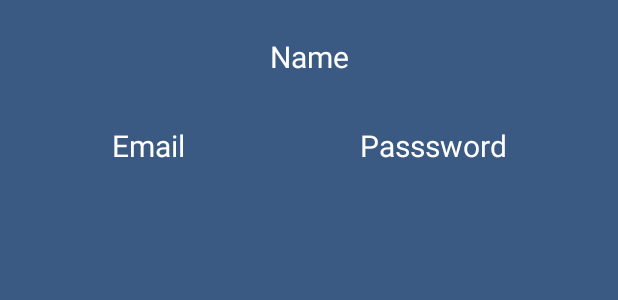
After one commit to tobiridi/mini-projects, an Android app: the layout recycler_view_item_home.xml on its own in the app's theme, with its tools: preview values and no code run, on a phone screen of 412 x 824 dp. The commit adds this screen. Shown: the top 300 px of the screen. Run offline under Robolectric (Android 15) with nearby library versions, the phone set to English and light mode, and no system bars.

Commit message:
add recyclerview implementation + get all accounts from db

```diff
--- a/password_security/app/src/main/java/be/tobiridi/passwordsecurity/data/Account.java
+++ b/password_security/app/src/main/java/be/tobiridi/passwordsecurity/data/Account.java
@@ -6,7 +6,6 @@ import androidx.room.Ignore;
 import androidx.room.PrimaryKey;
 
 import java.io.Serializable;
-import java.security.InvalidParameterException;
 import java.time.LocalDate;
 import java.util.Objects;
 
--- a/password_security/app/src/main/java/be/tobiridi/passwordsecurity/database/AccountDao.java
+++ b/password_security/app/src/main/java/be/tobiridi/passwordsecurity/database/AccountDao.java
@@ -5,6 +5,7 @@ import androidx.room.Dao;
 import androidx.room.Delete;
 import androidx.room.Insert;
 import androidx.room.Query;
+import androidx.room.Transaction;
 import androidx.room.Update;
 
 import java.util.List;
@@ -22,6 +23,7 @@ public interface AccountDao {
     @Delete
     void deleteAccount(Account account);
 
+    @Transaction
     @Query("SELECT id, name, email, password, created, updated FROM accounts")
     LiveData<List<Account>> getAllAccounts();
 }
--- /dev/null
+++ b/password_security/app/src/main/res/layout/recycler_view_item_home.xml
@@ -0,0 +1,54 @@
+<?xml version="1.0" encoding="utf-8"?>
+<TableLayout xmlns:android="http://schemas.android.com/apk/res/android"
+    xmlns:app="http://schemas.android.com/apk/res-auto"
+    xmlns:tools="http://schemas.android.com/tools"
+    android:layout_width="match_parent"
+    android:layout_height="match_parent"
+    android:orientation="vertical"
+    android:shrinkColumns="0,1"
+    android:stretchColumns="0,1"
+    android:padding="16dp"
+    android:background="@color/primary">
+
+    <TableRow
+        android:layout_width="match_parent"
+        android:layout_height="match_parent">
+
+        <TextView
+            android:id="@+id/accountName"
+            android:layout_width="match_parent"
+            android:layout_height="match_parent"
+            android:layout_span="2"
+            android:text="Name"
+            android:textAlignment="center"
+            android:padding="8dp"
+            android:textColor="@color/white"
+            android:textSize="20sp" />
+    </TableRow>
+
+    <TableRow
+        android:layout_width="match_parent"
+        android:layout_height="match_parent"
+        android:layout_marginTop="16dp">
+        <TextView
+            android:id="@+id/accountEmail"
+            android:layout_width="match_parent"
+            android:layout_height="match_parent"
+            android:text="Email"
+            android:textAlignment="center"
+            android:padding="8dp"
+            android:textSize="20sp"
+            android:textColor="@color/white" />
+
+        <TextView
+            android:id="@+id/accountPassword"
+            android:layout_width="match_parent"
+            android:layout_height="match_parent"
+            android:text="Passsword"
+            android:textAlignment="center"
+            android:padding="8dp"
+            android:textSize="20sp"
+            android:textColor="@color/white" />
+    </TableRow>
+
+</TableLayout>
```
Also changed, not shown: password_security/app/src/main/java/be/tobiridi/passwordsecurity/component/HomeAdapter.java (added, +49 -0 lines), password_security/app/src/main/java/be/tobiridi/passwordsecurity/component/HomeViewHolder.java (added, +32 -0 lines), password_security/app/src/main/java/be/tobiridi/passwordsecurity/data/AccountDataSource.java (added, +70 -0 lines), password_security/app/src/main/java/be/tobiridi/passwordsecurity/ui/home/HomeFragment.java (+19 -3 lines), password_security/app/src/main/java/be/tobiridi/passwordsecurity/ui/home/HomeViewModel.java (+56 -1 lines).
